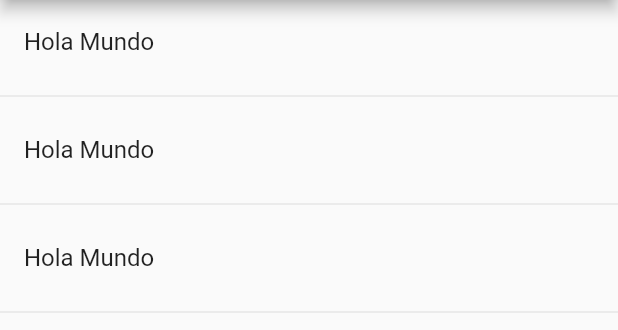
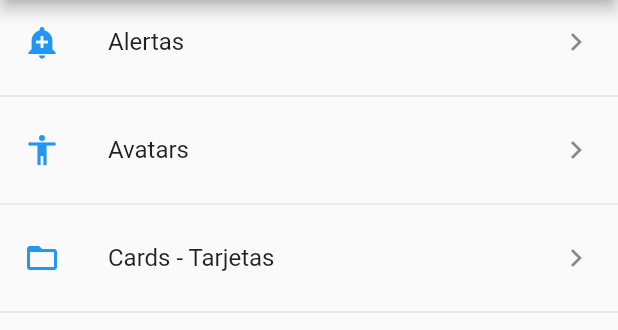
Before and after one commit to lafayetes/ComponentesAPP-Flutter, a Flutter app: the screen it shows after launch, on a phone screen of 412 x 824 dp, the part 84-414 px from its top. Run offline on Flutter 3.47's test engine with Material 2 defaults, Android fonts, the phone set to English and light mode, and no system bars.

Commit message:
Entendiendo para que sirve la carpeta utils y como utilizarla para manejar iconos de forma dinamica en los widgets

```diff
--- a/lib/src/pages/home_page.dart
+++ b/lib/src/pages/home_page.dart
@@ -1,4 +1,5 @@
 import 'package:componentes_flutter/src/providers/menu_provider.dart';
+import 'package:componentes_flutter/src/utils/icons_string_util.dart';
 import 'package:flutter/material.dart';
 
 class HomePage extends StatelessWidget {
@@ -13,33 +14,44 @@ class HomePage extends StatelessWidget {
   }
 
   Widget _lista() {
+    // En esta parte del codigo creamos un future builder que nos permite almacenar data primero para luego utilizarla en nuestros widgets
     return FutureBuilder(
+      //Esta opcion de future lo que hace es realizar la funcion que trabajara con future.
       future: menuProvider.cargarData(),
+      // El initialData son los datos que tendra de inicio el futurebuilder
       initialData: [],
+      //Aqui en el metodo builder se le envia el contexto y un snapshot que debe ser del tipo de datos que requerimos en nuestra funcion future que estamos trabajando. En este caso por ejemplo menuProvider.cargarData() es una lista dynamic entoncs justamente tendriamos que colocar ese tipo de dato.
       builder: (context, AsyncSnapshot<List<dynamic>> snapshot) {
+        // Finalmente aqui confirmamos que estamos recibiendo la data y la imprimimos
         print('builder');
         print(snapshot.data);
+
+        // Aqui ya podemos colocar el widget que necesitamos con la informacion que tiene del snapshot.
         return ListView(
-          children: _listaItems(),
+          // Recibimos la data que tenemos almacenada con lo que sacamos del JSON
+          children: _listaItems(snapshot.data),
         );
       },
     );
   }
 
-  List<Widget> _listaItems() {
-    return [
-      ListTile(
-        title: Text('Hola Mundo'),
-      ),
-      Divider(),
-      ListTile(
-        title: Text('Hola Mundo'),
-      ),
-      Divider(),
-      ListTile(
-        title: Text('Hola Mundo'),
-      ),
-      Divider()
-    ];
+  List<Widget> _listaItems(List<dynamic> data) {
+    // Iniciamos la lista opciones
+    final List<Widget> opciones = [];
+    //Con el foreach iteraremos cada elemento de la lista data que tenemos
+    data.forEach((opt) {
+      //Creamos los elementos uno por uno
+      final widgetTemp = ListTile(
+        //Aqui almacenamos el titulo que llevara justamente el texto que tenemos en el json, por eso se coloca 'texto' puesto que asi lo tenemos almacenado en el JSON. Esto lo que haria es almacenar el primer elemento puesto que estamos iterando elemento por elemento. Entonces lo que obtendriamos como primer dato seria "Alertas", en la segunda iteracion "Avatars" y asi consecutivamente hasta llegar al final de la lista
+        title: Text(opt['texto']),
+        leading: getIcon(opt['icon']),
+        trailing: Icon(Icons.keyboard_arrow_right),
+        onTap: () {},
+      );
+      //Aqui simplemente agregamos a nuestra lista opciones los ListTiles y un divider
+      opciones..add(widgetTemp)..add(Divider());
+    });
+    // Retornamos la lista con los datos
+    return opciones;
   }
 }
--- /dev/null
+++ b/lib/src/utils/icons_string_util.dart
@@ -0,0 +1,14 @@
+import 'package:flutter/material.dart';
+
+final _icons = <String, IconData>{
+  'add_alert': Icons.add_alert,
+  'folder_open': Icons.folder_open,
+  'accessibility': Icons.accessibility,
+};
+
+Icon getIcon(String iconName) {
+  return Icon(
+    _icons[iconName],
+    color: Colors.blue,
+  );
+}
```
